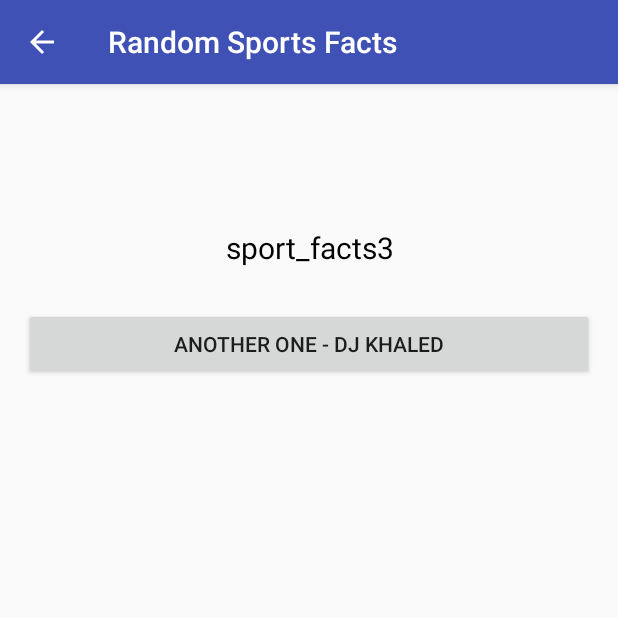
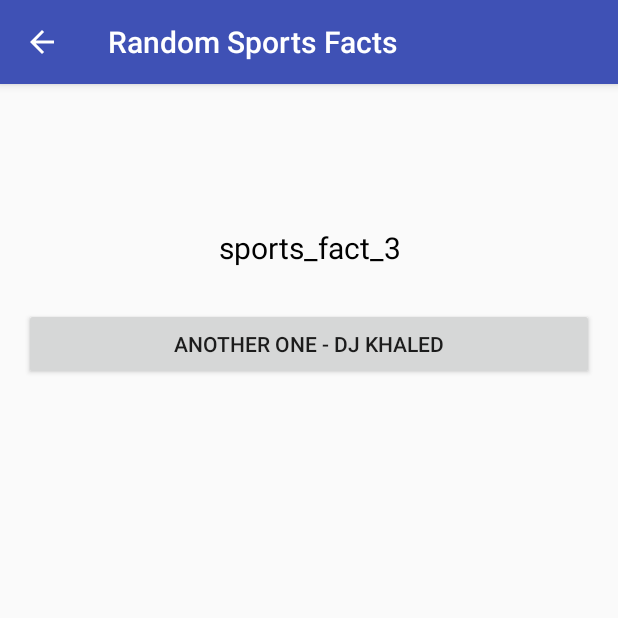
Before and after one commit to Kayu/RandomFacts, an Android app: the SportsFactsActivity screen opened directly, with no data from a screen before it, on a phone screen of 412 x 824 dp, the top half of it. Run offline under Robolectric (Android 15) with nearby library versions, the phone set to English and light mode, and no system bars.

```diff
--- a/app/src/main/java/com/example/kayuho/randomfacts/SportsFactsActivity.java
+++ b/app/src/main/java/com/example/kayuho/randomfacts/SportsFactsActivity.java
@@ -9,11 +9,13 @@ import android.widget.TextView;
 import java.util.Random;
 
 public class SportsFactsActivity extends AppCompatActivity {
-    String[] facts = {"sport_facts1","sport_facts2", "sport_facts3", "sport_facts4"};
+    String[] facts;
     @Override
     protected void onCreate(Bundle savedInstanceState) {
         super.onCreate(savedInstanceState);
         setContentView(R.layout.activity_sports_facts);
+        facts = getResources().getStringArray(R.array.sports_facts_array);
+
         updateTextView();
 
         Button button_anotherfacts = (Button) findViewById(R.id.button_anothersportsfacts);
@@ -30,8 +32,7 @@ public class SportsFactsActivity extends AppCompatActivity {
         Random randomGenerator = new Random();
         int index = randomGenerator.nextInt(4);
         TextView textView = (TextView) findViewById(R.id.sportfactstext);
-        // String fact = facts[index];
         textView.setText(facts[index]);
-        android.util.Log.i("DEBUG", "index: " + index + ", fact: " + facts[index]);
+        //android.util.Log.i("DEBUG", "index: " + index + ", fact: " + facts[index]);
     }
 }
--- a/app/src/main/res/layout/activity_crazy_facts.xml
+++ b/app/src/main/res/layout/activity_crazy_facts.xml
@@ -24,7 +24,7 @@
     <Button
         android:layout_width="match_parent"
         android:layout_height="wrap_content"
-        android:text="@string/anothe_fact"
+        android:text="@string/another_fact"
         android:textStyle="bold"
         android:id="@+id/button_anothercrazyfacts"
         android:layout_below="@+id/crazyfactsText"
--- a/app/src/main/res/layout/activity_sports_facts.xml
+++ b/app/src/main/res/layout/activity_sports_facts.xml
@@ -24,7 +24,7 @@
     <Button
         android:layout_width="match_parent"
         android:layout_height="wrap_content"
-        android:text="@string/anothe_fact"
+        android:text="@string/another_fact"
         android:id="@+id/button_anothersportsfacts"
         android:layout_marginTop="133dp"
         android:layout_alignParentStart="true" />
--- a/app/src/main/res/values/strings.xml
+++ b/app/src/main/res/values/strings.xml
@@ -4,5 +4,17 @@
     <string name="crazy_facts">Crazy Facts</string>
     <string name="sports_facts">Sports Facts</string>
     <string name="quit">QUIT</string>
-    <string name="anothe_fact">ANOTHER ONE - DJ KHALED</string>
+    <string name="another_fact">ANOTHER ONE - DJ KHALED</string>
+    <string-array name="crazy_facts_array">
+        <item>crazy_fact_1</item>
+        <item>crazy_fact_2</item>
+        <item>crazy_fact_3</item>
+        <item>crazy_fact_4</item>
+    </string-array>
+    <string-array name="sports_facts_array">
+        <item>sports_fact_1</item>
+        <item>sports_fact_2</item>
+        <item>sports_fact_3</item>
+        <item>sports_fact_4</item>
+    </string-array>
 </resources>
```
Also changed, not shown: app/src/main/java/com/example/kayuho/randomfacts/CrazyFactsActivity.java (+7 -7 lines).
